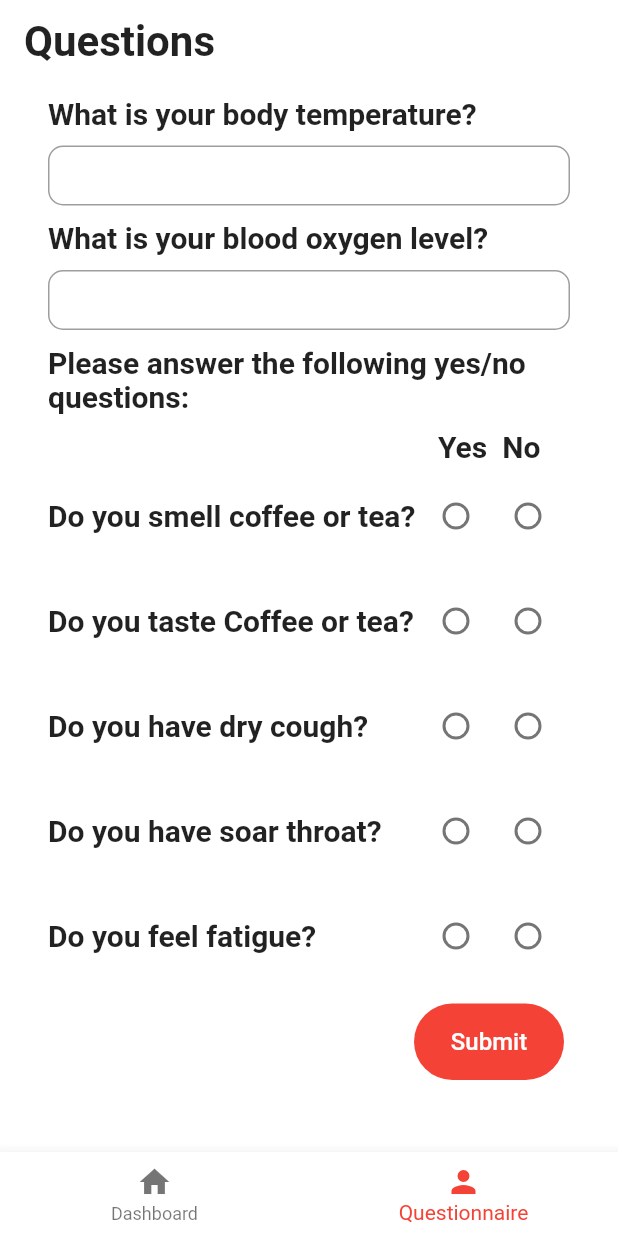
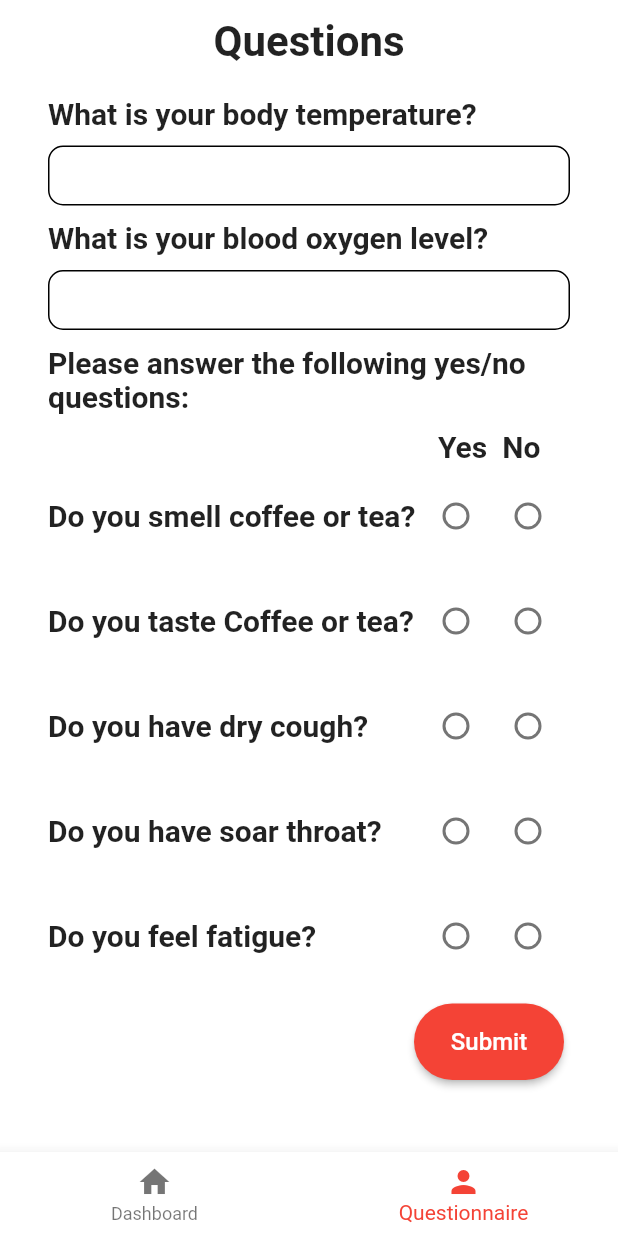
Before and after one commit to devenderbutani21/coronaVirusHomeChckup, a Flutter app: the screen it shows after launch, item 2 of the bottom bar chosen, on a phone screen of 412 x 824 dp. Run offline on Flutter 3.47's test engine with Material 2 defaults, Android fonts, the phone set to English and light mode, and no system bars; our stand-ins replace hive; accounts and stored records are empty; generated files the repository leaves out were written again; Roboto replaces fonts that are missing (Arial).

```diff
--- a/lib/screens/dashboard_screen.dart
+++ b/lib/screens/dashboard_screen.dart
@@ -16,6 +16,7 @@ var days = [
 ];
 
 class DashboardScreen extends StatefulWidget {
+
   @override
   _DashboardScreenState createState() => _DashboardScreenState();
 }
--- a/lib/screens/questionnaire_screen.dart
+++ b/lib/screens/questionnaire_screen.dart
@@ -1,7 +1,5 @@
+import 'package:coronavirushomecheckup/screens/home_screen.dart';
 import 'package:flutter/material.dart';
-
-import 'submitted_screen.dart';
-
 import '../widgets/text_widget.dart';
 import '../widgets/questionyesno_widget.dart';
 import '../widgets/textfield_widget.dart';
@@ -12,6 +10,9 @@ class QuestionnaireScreen extends StatefulWidget {
 }
 
 class _QuestionnaireScreenState extends State<QuestionnaireScreen> {
+  TextEditingController bodyTempController = TextEditingController();
+  TextEditingController bloodOxygenController = TextEditingController();
+
   MediaQueryData mediaQuery;
 
   var arr = [
@@ -33,11 +34,13 @@ class _QuestionnaireScreenState extends State<QuestionnaireScreen> {
   Widget build(BuildContext context) {
     return Scaffold(
       appBar: AppBar(
-        title: Text(
-          'Questions',
-          style: TextStyle(
-            fontWeight: FontWeight.bold,
-            fontSize: 28,
+        title: Center(
+          child: Text(
+            'Questions',
+            style: TextStyle(
+              fontWeight: FontWeight.bold,
+              fontSize: 28,
+            ),
           ),
         ),
       ),
@@ -124,7 +127,7 @@ class _QuestionnaireScreenState extends State<QuestionnaireScreen> {
                   ),
                   SizedBox(
                     width: 100,
-                    child: FlatButton(
+                    child: MaterialButton(
                       padding: EdgeInsets.all(16.0),
                       shape: RoundedRectangleBorder(
                         borderRadius: BorderRadius.circular(40.0),
@@ -139,14 +142,10 @@ class _QuestionnaireScreenState extends State<QuestionnaireScreen> {
                         ),
                       ),
                       onPressed: () {
-                        showDialog(
-                          context: context,
-                          child: Dialog(
-                            insetPadding: EdgeInsets.all(32),
-                            shape: RoundedRectangleBorder(
-                              borderRadius: BorderRadius.circular(16),
-                            ),
-                            child: SubmittedScreen(),
+                        Navigator.pushReplacement(
+                          context,
+                          MaterialPageRoute(
+                            builder: (context) => HomeScreen(),
                           ),
                         );
                       },
--- a/lib/widgets/questionyesno_widget.dart
+++ b/lib/widgets/questionyesno_widget.dart
@@ -16,7 +16,7 @@ class _QuestionYesNoState extends State<QuestionYesNo> {
   @override
   Widget build(BuildContext context) {
     return Container(
-      height: 50,
+      height: 20,
       width: 300,
       child: Column(
         children: [
--- a/lib/widgets/textfield_widget.dart
+++ b/lib/widgets/textfield_widget.dart
@@ -2,15 +2,18 @@ import 'package:flutter/material.dart';
 
 class TextfieldWidget extends StatefulWidget {
   double _value;
+  TextEditingController _textEditingController;
 
-  TextfieldWidget(this._value);
+  TextfieldWidget(
+    this._value,
+    // this._textEditingController,
+  );
 
   @override
   _TextfieldWidgetState createState() => _TextfieldWidgetState();
 }
 
 class _TextfieldWidgetState extends State<TextfieldWidget> {
-
   Color _color = Colors.black;
 
   @override
@@ -19,9 +22,9 @@ class _TextfieldWidgetState extends State<TextfieldWidget> {
       height: 60,
       width: 100,
       child: TextField(
-        // onChanged: ,
+        controller: widget._textEditingController,
         decoration: InputDecoration(
-          border: OutlineInputBorder(
+          enabledBorder: OutlineInputBorder(
             borderRadius: BorderRadius.circular(10.0),
             borderSide: BorderSide(
               color: _color,
```
Also changed, not shown: lib/screens/submitted_screen.dart (deleted, +0 -36 lines), pubspec.yaml (+1 -57 lines), pubspec.lock.
